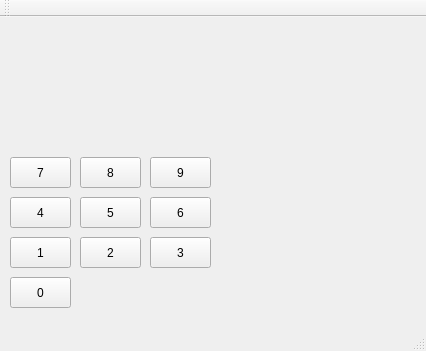
First picture: the form in mainwindow.ui, repository RushBush/Calculator, before the edit.
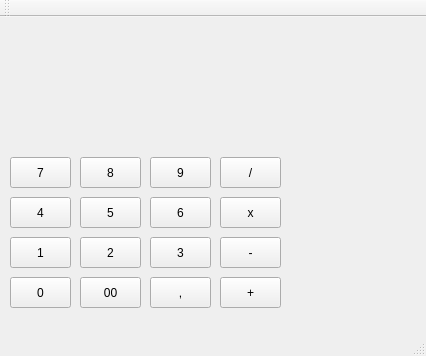
Second picture: the form after the edit.

Commit message: Add buttons for standart operations

The edit to the form file:
```diff
--- a/mainwindow.ui
+++ b/mainwindow.ui
@@ -7,7 +7,7 @@
     <x>0</x>
     <y>0</y>
     <width>426</width>
-    <height>351</height>
+    <height>356</height>
    </rect>
   </property>
   <property name="windowTitle">
@@ -144,6 +144,84 @@
      <string>0</string>
     </property>
    </widget>
+   <widget class="QPushButton" name="pushButton_11">
+    <property name="geometry">
+     <rect>
+      <x>80</x>
+      <y>260</y>
+      <width>61</width>
+      <height>31</height>
+     </rect>
+    </property>
+    <property name="text">
+     <string>00</string>
+    </property>
+   </widget>
+   <widget class="QPushButton" name="pushButton_12">
+    <property name="geometry">
+     <rect>
+      <x>150</x>
+      <y>260</y>
+      <width>61</width>
+      <height>31</height>
+     </rect>
+    </property>
+    <property name="text">
+     <string>,</string>
+    </property>
+   </widget>
+   <widget class="QPushButton" name="pushButton_13">
+    <property name="geometry">
+     <rect>
+      <x>220</x>
+      <y>140</y>
+      <width>61</width>
+      <height>31</height>
+     </rect>
+    </property>
+    <property name="text">
+     <string>/</string>
+    </property>
+   </widget>
+   <widget class="QPushButton" name="pushButton_14">
+    <property name="geometry">
+     <rect>
+      <x>220</x>
+      <y>180</y>
+      <width>61</width>
+      <height>31</height>
+     </rect>
+    </property>
+    <property name="text">
+     <string>x</string>
+    </property>
+   </widget>
+   <widget class="QPushButton" name="pushButton_15">
+    <property name="geometry">
+     <rect>
+      <x>220</x>
+      <y>220</y>
+      <width>61</width>
+      <height>31</height>
+     </rect>
+    </property>
+    <property name="text">
+     <string>-</string>
+    </property>
+   </widget>
+   <widget class="QPushButton" name="pushButton_16">
+    <property name="geometry">
+     <rect>
+      <x>220</x>
+      <y>260</y>
+      <width>61</width>
+      <height>31</height>
+     </rect>
+    </property>
+    <property name="text">
+     <string>+</string>
+    </property>
+   </widget>
   </widget>
   <widget class="QMenuBar" name="menuBar">
    <property name="geometry">
```
